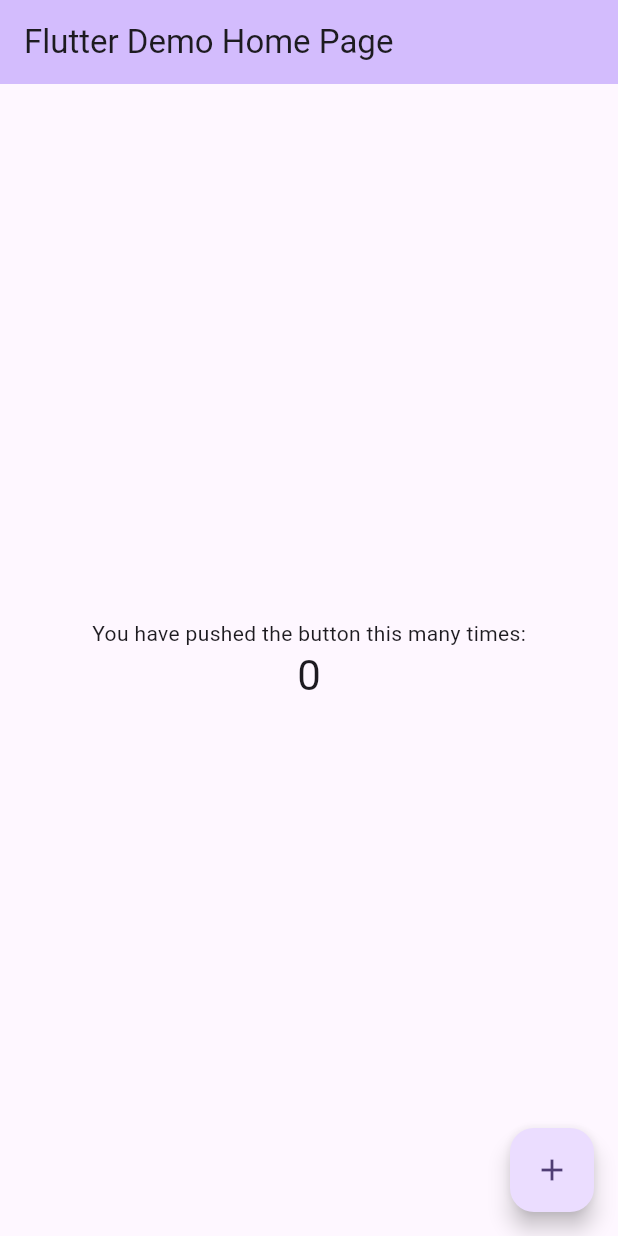
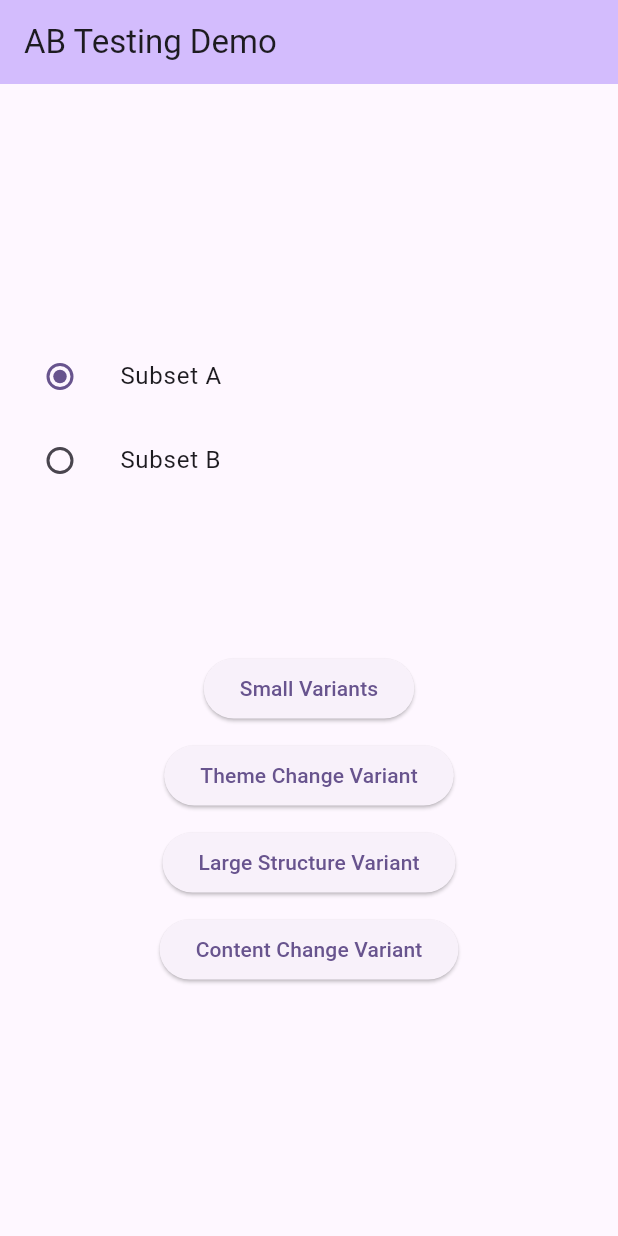
Before and after one commit to garcm494/ab_testing_poc, a Flutter app: the screen it shows after launch, on a phone screen of 412 x 824 dp. Run offline on Flutter 3.47's test engine with Material 3 defaults, Android fonts, the phone set to English and light mode, and no system bars.

```diff
--- a/lib/main.dart
+++ b/lib/main.dart
@@ -1,4 +1,8 @@
 import 'package:flutter/material.dart';
+import 'DetailScreens/content_change_variant_route.dart';
+import 'DetailScreens/large_structure_variant_route.dart';
+import 'DetailScreens/small_variants_route.dart';
+import 'DetailScreens/theme_change_variant_route.dart';
 
 void main() {
   runApp(const MyApp());
@@ -7,46 +11,23 @@ void main() {
 class MyApp extends StatelessWidget {
   const MyApp({super.key});
 
-  // This widget is the root of your application.
   @override
   Widget build(BuildContext context) {
     return MaterialApp(
       title: 'Flutter Demo',
       theme: ThemeData(
-        // This is the theme of your application.
-        //
-        // TRY THIS: Try running your application with "flutter run". You'll see
-        // the application has a purple toolbar. Then, without quitting the app,
-        // try changing the seedColor in the colorScheme below to Colors.green
-        // and then invoke "hot reload" (save your changes or press the "hot
-        // reload" button in a Flutter-supported IDE, or press "r" if you used
-        // the command line to start the app).
-        //
-        // Notice that the counter didn't reset back to zero; the application
-        // state is not lost during the reload. To reset the state, use hot
-        // restart instead.
-        //
-        // This works for code too, not just values: Most code changes can be
-        // tested with just a hot reload.
         colorScheme: ColorScheme.fromSeed(seedColor: Colors.deepPurple),
         useMaterial3: true,
       ),
-      home: const MyHomePage(title: 'Flutter Demo Home Page'),
+      home: const MyHomePage(title: 'AB Testing Demo'),
     );
   }
 }
 
+enum VariantSelection { subsetA, subsetB }
+
 class MyHomePage extends StatefulWidget {
   const MyHomePage({super.key, required this.title});
-
-  // This widget is the home page of your application. It is stateful, meaning
-  // that it has a State object (defined below) that contains fields that affect
-  // how it looks.
-
-  // This class is the configuration for the state. It holds the values (in this
-  // case the title) provided by the parent (in this case the App widget) and
-  // used by the build method of the State. Fields in a Widget subclass are
-  // always marked "final".
 
   final String title;
 
@@ -55,71 +36,91 @@ class MyHomePage extends StatefulWidget {
 }
 
 class _MyHomePageState extends State<MyHomePage> {
-  int _counter = 0;
 
-  void _incrementCounter() {
-    setState(() {
-      // This call to setState tells the Flutter framework that something has
-      // changed in this State, which causes it to rerun the build method below
-      // so that the display can reflect the updated values. If we changed
-      // _counter without calling setState(), then the build method would not be
-      // called again, and so nothing would appear to happen.
-      _counter++;
-    });
-  }
+  VariantSelection? _variantSelection = VariantSelection.subsetA;
 
   @override
   Widget build(BuildContext context) {
-    // This method is rerun every time setState is called, for instance as done
-    // by the _incrementCounter method above.
-    //
-    // The Flutter framework has been optimized to make rerunning build methods
-    // fast, so that you can just rebuild anything that needs updating rather
-    // than having to individually change instances of widgets.
     return Scaffold(
       appBar: AppBar(
-        // TRY THIS: Try changing the color here to a specific color (to
-        // Colors.amber, perhaps?) and trigger a hot reload to see the AppBar
-        // change color while the other colors stay the same.
         backgroundColor: Theme.of(context).colorScheme.inversePrimary,
-        // Here we take the value from the MyHomePage object that was created by
-        // the App.build method, and use it to set our appbar title.
         title: Text(widget.title),
       ),
       body: Center(
-        // Center is a layout widget. It takes a single child and positions it
-        // in the middle of the parent.
         child: Column(
-          // Column is also a layout widget. It takes a list of children and
-          // arranges them vertically. By default, it sizes itself to fit its
-          // children horizontally, and tries to be as tall as its parent.
-          //
-          // Column has various properties to control how it sizes itself and
-          // how it positions its children. Here we use mainAxisAlignment to
-          // center the children vertically; the main axis here is the vertical
-          // axis because Columns are vertical (the cross axis would be
-          // horizontal).
-          //
-          // TRY THIS: Invoke "debug painting" (choose the "Toggle Debug Paint"
-          // action in the IDE, or press "p" in the console), to see the
-          // wireframe for each widget.
           mainAxisAlignment: MainAxisAlignment.center,
           children: <Widget>[
-            const Text(
-              'You have pushed the button this many times:',
+            ListTile(
+              title: const Text('Subset A'),
+              leading: Radio<VariantSelection>(
+                value: VariantSelection.subsetA,
+                groupValue: _variantSelection,
+                onChanged: (VariantSelection? value) {
+                  setState(() {
+                    _variantSelection = value;
+                  });
+                },
+              ),
             ),
-            Text(
-              '$_counter',
-              style: Theme.of(context).textTheme.headlineMedium,
+            ListTile(
+              title: const Text('Subset B'),
+              leading: Radio<VariantSelection>(
+                value: VariantSelection.subsetB,
+                groupValue: _variantSelection,
+                onChanged: (VariantSelection? value) {
+                  setState(() {
+                    _variantSelection = value;
+                  });
+                },
+              ),
             ),
+            const SizedBox(height: 100.0,),
+            ElevatedButton(
+                onPressed: () {
+                  Navigator.push(
+                      context,
+                      MaterialPageRoute(builder: (context) => const SmallVariantRoute()
+                      )
+                  );
+                },
+                child: const Text('Small Variants')
+            ),
+            const SizedBox(height: 10.0,),
+            ElevatedButton(
+                onPressed: () {
+                  Navigator.push(
+                      context,
+                      MaterialPageRoute(builder: (context) => const ThemeChangeVariantRoute()
+                      )
+                  );
+                },
+                child: const Text('Theme Change Variant')
+            ),
+            const SizedBox(height: 10.0,),
+            ElevatedButton(
+                onPressed: () {
+                  Navigator.push(
+                      context,
+                      MaterialPageRoute(builder: (context) => const LargeStructureVariantRoute()
+                      )
+                  );
+                },
+                child: const Text('Large Structure Variant')
+            ),
+            const SizedBox(height: 10.0,),
+            ElevatedButton(
+                onPressed: () {
+                  Navigator.push(
+                      context,
+                      MaterialPageRoute(builder: (context) => const ContentChangeVariantRoute()
+                      )
+                  );
+                },
+                child: const Text('Content Change Variant')
+            )
           ],
         ),
       ),
-      floatingActionButton: FloatingActionButton(
-        onPressed: _incrementCounter,
-        tooltip: 'Increment',
-        child: const Icon(Icons.add),
-      ), // This trailing comma makes auto-formatting nicer for build methods.
     );
   }
 }
```
Also changed, not shown: lib/DetailScreens/content_change_variant_route.dart (added, +28 -0 lines), lib/DetailScreens/large_structure_variant_route.dart (added, +28 -0 lines), lib/DetailScreens/small_variants_route.dart (added, +28 -0 lines), lib/DetailScreens/theme_change_variant_route.dart (added, +28 -0 lines).
